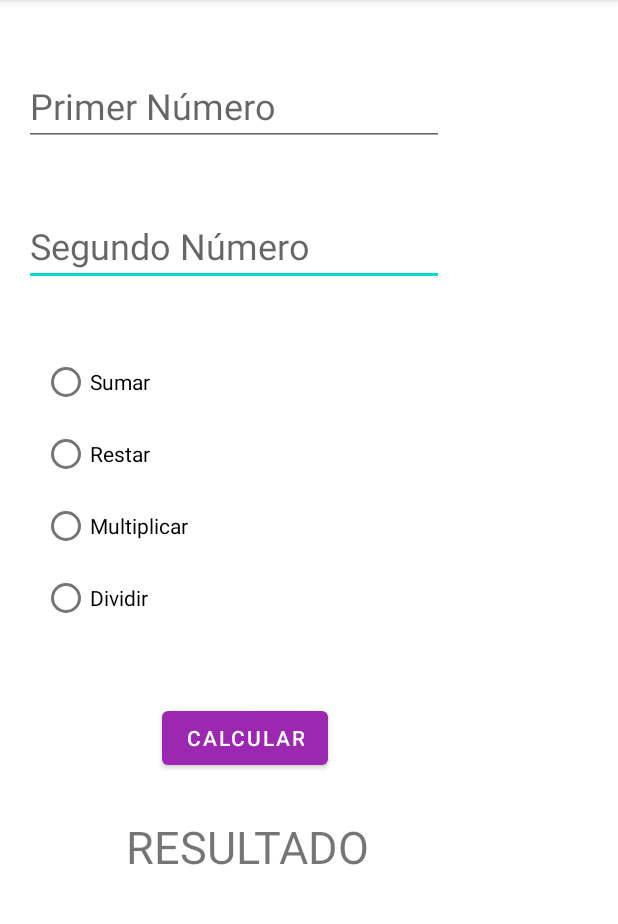
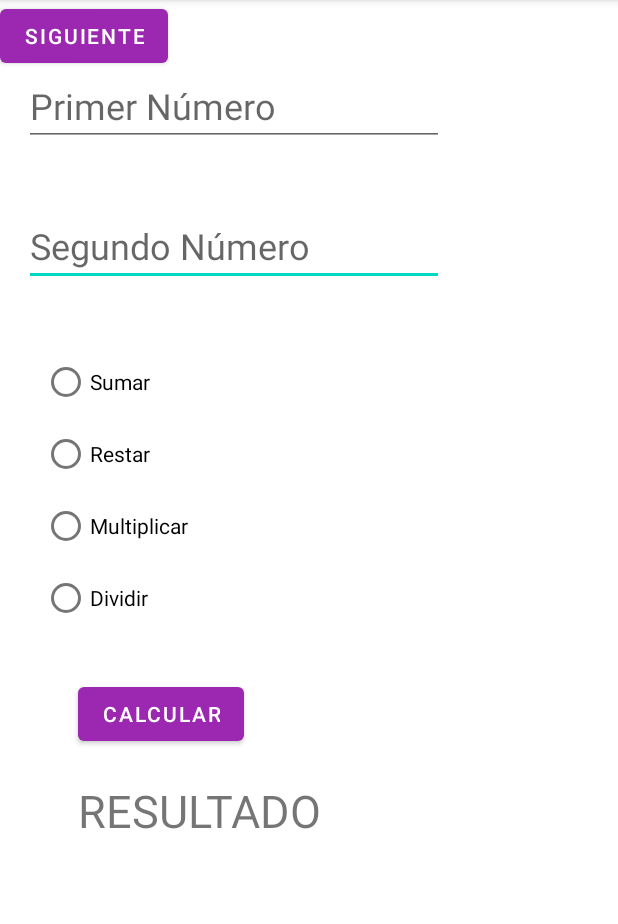
Before and after one commit to lopezken/MyApplication, an Android app: the screen it shows after launch (MainActivity), after a tap on "CALCULAR", on a phone screen of 412 x 824 dp, the part 84-1008 px from its top. Run offline under Robolectric (Android 15) with nearby library versions, the phone set to English and light mode, and no system bars.

Commit message:
primer cambio

```diff
--- a/app/src/main/AndroidManifest.xml
+++ b/app/src/main/AndroidManifest.xml
@@ -9,6 +9,7 @@
         android:roundIcon="@mipmap/ic_launcher_round"
         android:supportsRtl="true"
         android:theme="@style/Theme.MyApplication">
+        <activity android:name=".web"></activity>
         <activity android:name=".MainActivity">
             <intent-filter>
                 <action android:name="android.intent.action.MAIN" />
--- a/app/src/main/java/com/example/myapplication/MainActivity.java
+++ b/app/src/main/java/com/example/myapplication/MainActivity.java
@@ -2,6 +2,7 @@ package com.example.myapplication;
 
 import androidx.appcompat.app.AppCompatActivity;
 
+import android.content.Intent;
 import android.os.Bundle;
 import android.view.View;
 import android.widget.EditText;
@@ -60,11 +61,12 @@ public class MainActivity extends AppCompatActivity {
                 }else{
                     Toast.makeText(this, "El segundo Valor debe ser diferente de 0", Toast.LENGTH_LONG).show();
                 }
-        }
+            }
 
         }
-
-        //String result= suma + "";
-
+    }
+    public void Siguiente(View view){
+        Intent i = new Intent(this,web.class);
+        startActivity(i);
     }
 }
--- a/app/src/main/res/layout/activity_main.xml
+++ b/app/src/main/res/layout/activity_main.xml
@@ -38,8 +38,8 @@
         android:id="@+id/button"
         android:layout_width="wrap_content"
         android:layout_height="wrap_content"
-        android:layout_marginStart="108dp"
-        android:layout_marginTop="36dp"
+        android:layout_marginStart="52dp"
+        android:layout_marginTop="20dp"
         android:onClick="Calcular"
         android:text="@string/btn_sumar"
         app:layout_constraintStart_toStartOf="parent"
@@ -49,8 +49,8 @@
         android:id="@+id/lb_resultado"
         android:layout_width="wrap_content"
         android:layout_height="wrap_content"
-        android:layout_marginStart="84dp"
-        android:layout_marginTop="28dp"
+        android:layout_marginStart="52dp"
+        android:layout_marginTop="20dp"
         android:text="@string/lb_result"
         android:textSize="30sp"
         app:layout_constraintStart_toStartOf="parent"
@@ -89,4 +89,12 @@
             android:layout_height="wrap_content"
             android:text="@string/rb_div" />
     </RadioGroup>
+
+    <Button
+        android:id="@+id/button2"
+        android:layout_width="wrap_content"
+        android:layout_height="wrap_content"
+        android:text="@string/btn_siguiente"
+        tools:layout_editor_absoluteX="249dp"
+        tools:layout_editor_absoluteY="453dp" />
 </androidx.constraintlayout.widget.ConstraintLayout>
--- a/app/src/main/res/values/strings.xml
+++ b/app/src/main/res/values/strings.xml
@@ -8,5 +8,6 @@
     <string name="rb_multi">Multiplicar</string>
     <string name="rb_div">Dividir</string>
     <string name="btn_sumar">CALCULAR</string>
+    <string name="btn_siguiente">Siguiente</string>
 
 </resources>
```
Also changed, not shown: app/src/main/java/com/example/myapplication/web.java (added, +14 -0 lines), app/src/main/res/layout/activity_web.xml (added, +9 -0 lines).
